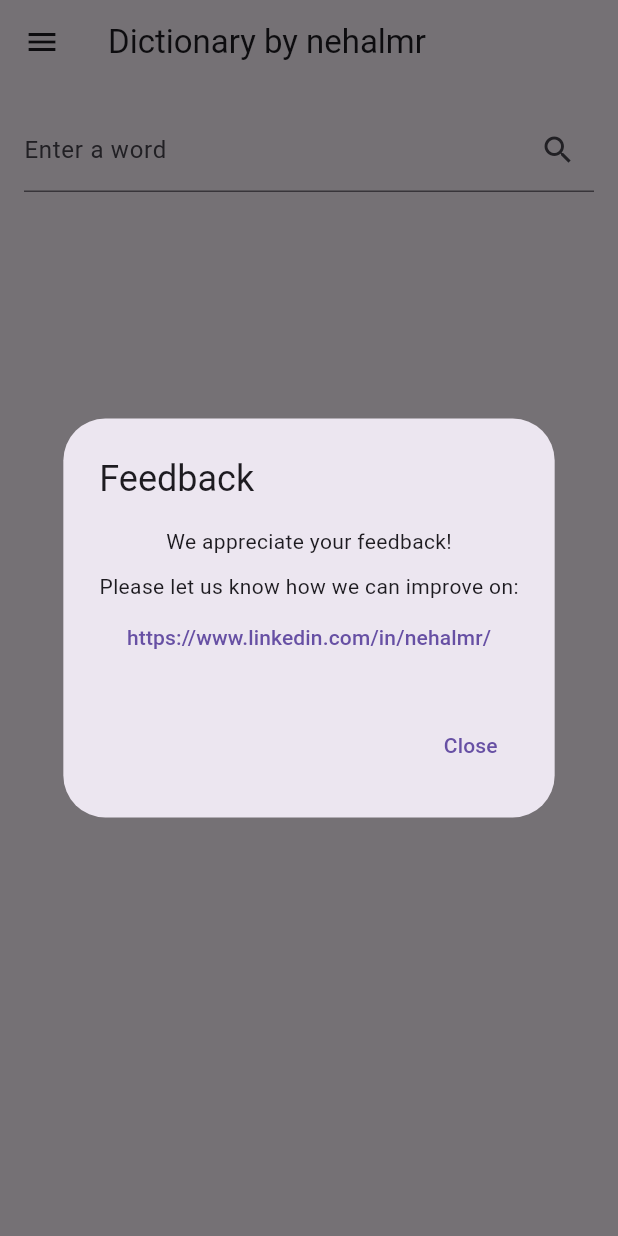
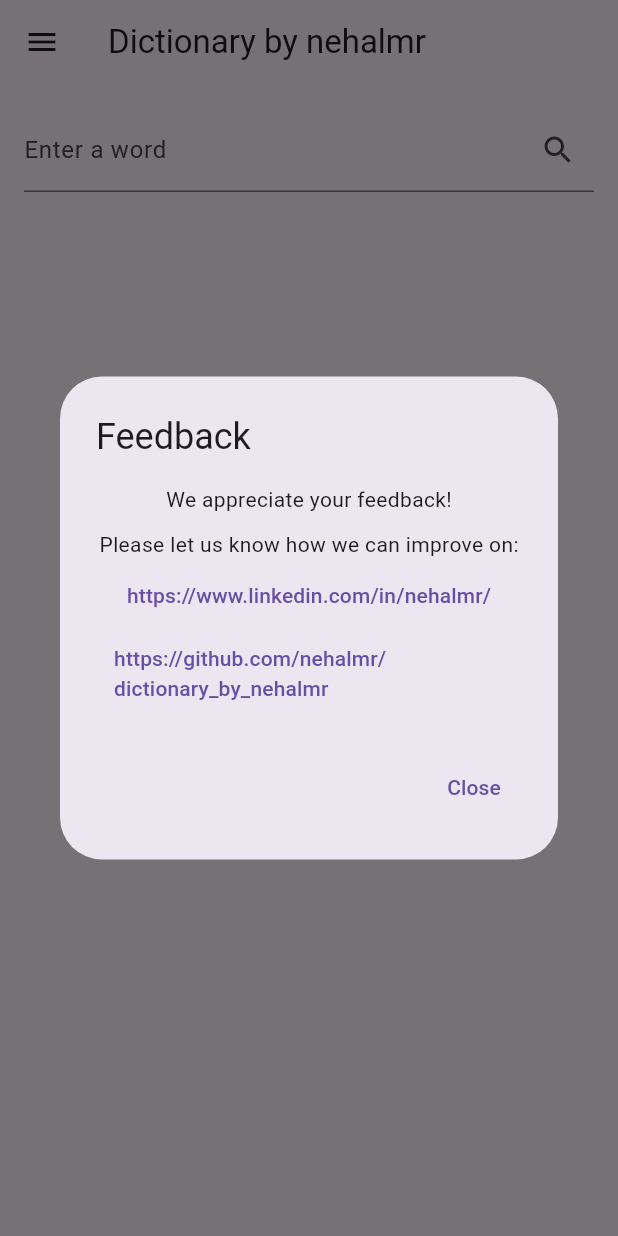
Before and after one commit to nehalmr/dictionary_by_nehalmr, a Flutter app: the screen it shows after launch, in the side drawer, after a tap on "Feedback", on a phone screen of 412 x 824 dp. Run offline on Flutter 3.47's test engine with Material 3 defaults, Android fonts, the light colour scheme and no system bars.

Commit message:
Updates in v1.0, corrections in add drawer functionalities.

```diff
--- a/lib/main.dart
+++ b/lib/main.dart
@@ -103,6 +103,10 @@ class DictionaryHome extends StatelessWidget {
                         TextButton(
                           onPressed: () => _launchURL('https://www.linkedin.com/in/nehalmr/'),
                           child: Text('https://www.linkedin.com/in/nehalmr/'),
+                        ),
+                        TextButton(
+                          onPressed: () => _launchURL('https://github.com/nehalmr/dictionary_by_nehalmr'),
+                          child: Text('https://github.com/nehalmr/dictionary_by_nehalmr'),
                         ),
                       ],
                     ),
```
Also changed, not shown: 1 other file.
